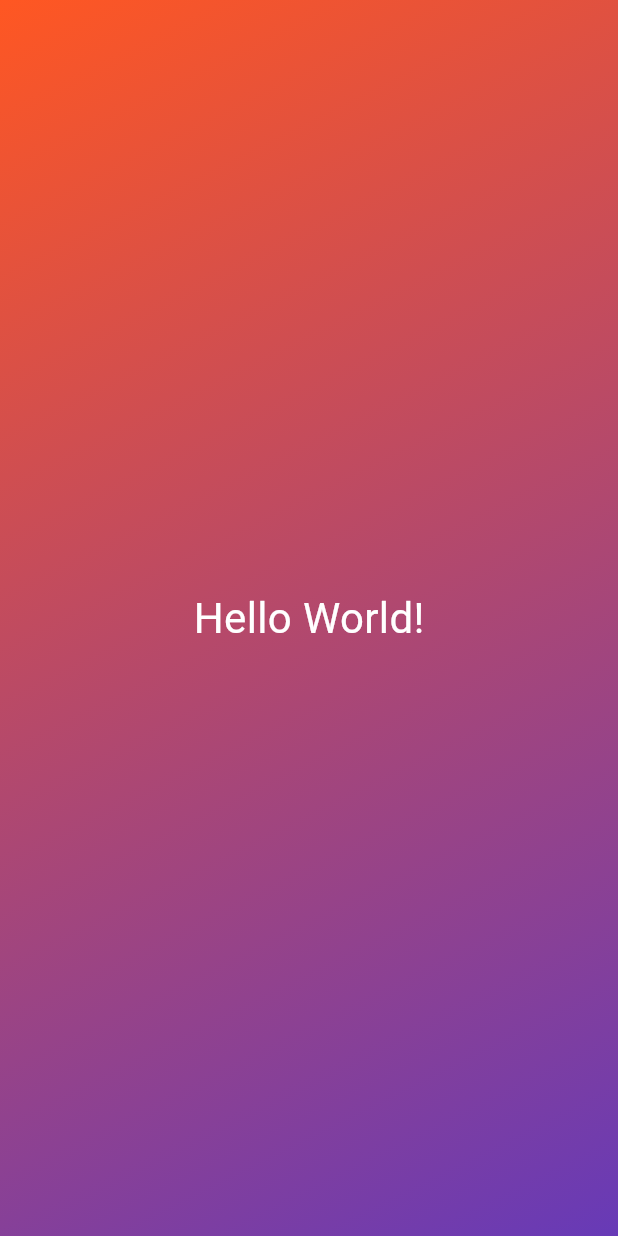
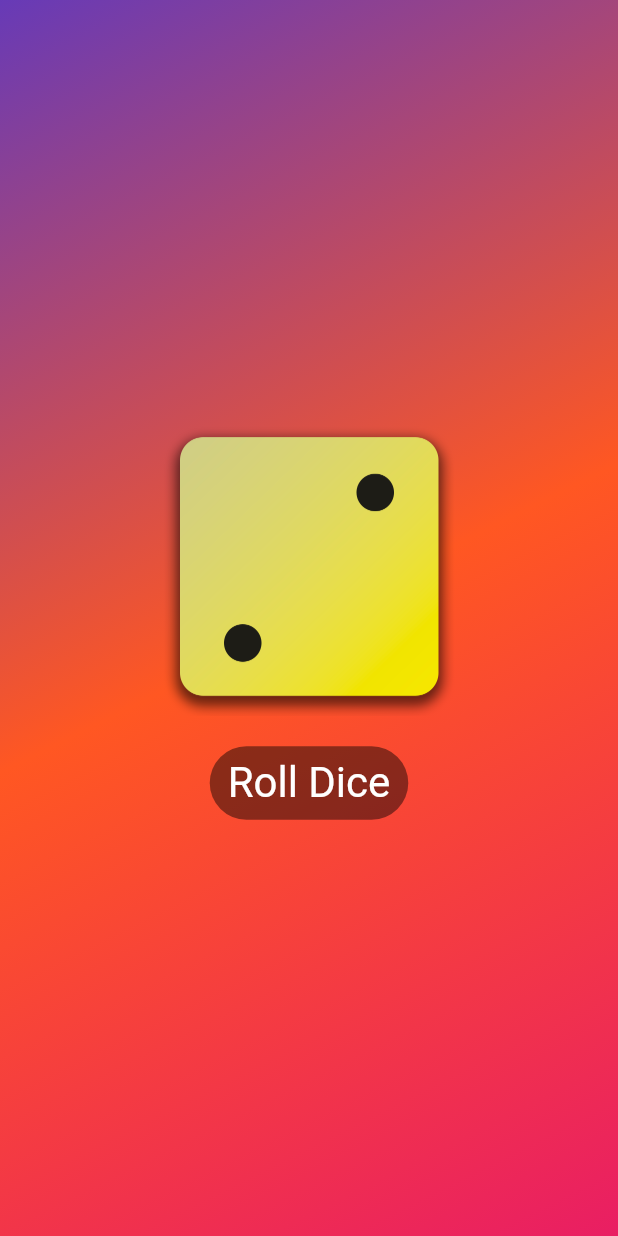
Before and after one commit to VladislavZhyliakov/rolling_dice, a Flutter app: the screen it shows after launch, on a phone screen of 412 x 824 dp. Run offline on Flutter 3.47's test engine with Material 3 defaults, Android fonts, the phone set to English and light mode, and no system bars.

Commit message:
Added a textButton. Added a new DiceRoller stateful widget.

```diff
--- /dev/null
+++ b/lib/dice_roller.dart
@@ -0,0 +1,43 @@
+import 'package:flutter/material.dart';
+
+class DiceRoller extends StatefulWidget {
+  const DiceRoller({super.key});
+
+  @override
+  State<DiceRoller> createState() {
+    return _DiceRollerState();
+  }
+}
+
+class _DiceRollerState extends State<DiceRoller> {
+  String activeDiceImage = 'assets/images/dice-2.png';
+
+  void rollDice() {
+    setState(() {
+      activeDiceImage = 'assets/images/dice-3.png';
+    });
+  }
+
+  @override
+  Widget build(context) {
+    return Column(
+      mainAxisSize: MainAxisSize.min,
+      children: [
+        Image.asset(
+          activeDiceImage,
+          width: 200,
+        ),
+        const SizedBox(height: 20),
+        TextButton(
+          onPressed: rollDice,
+          style: TextButton.styleFrom(
+            foregroundColor: Colors.white,
+            backgroundColor: Colors.black45,
+            textStyle: const TextStyle(fontSize: 28),
+          ),
+          child: const Text('Roll Dice'),
+        ),
+      ],
+    );
+  }
+}
--- a/lib/gradient_container.dart
+++ b/lib/gradient_container.dart
@@ -1,24 +1,26 @@
 import 'package:flutter/material.dart';
-import 'package:rolling_dice/styled_text.dart';
+import 'package:rolling_dice/dice_roller.dart';
 
 const startAlignment = Alignment.topLeft;
 const endAlignment = Alignment.bottomRight;
 
 class GradientContainer extends StatelessWidget {
-  const GradientContainer({super.key});
+  const GradientContainer({super.key, required this.gradientColors});
+
+  final List<Color> gradientColors;
 
   @override
   Widget build(context) {
     return Container(
-      decoration: const BoxDecoration(
+      decoration: BoxDecoration(
         gradient: LinearGradient(
-          colors: [Colors.deepOrange, Colors.deepPurple],
+          colors: gradientColors,
           begin: startAlignment,
           end: endAlignment,
         ),
       ),
       child: const Center(
-        child: StyledText('Hello World!'),
+        child: DiceRoller(),
       ),
     );
   }
--- a/lib/main.dart
+++ b/lib/main.dart
@@ -1,11 +1,13 @@
 import 'package:flutter/material.dart';
 import 'package:rolling_dice/gradient_container.dart';
+
+const List<Color> defaultColors = [Colors.deepPurple, Colors.deepOrange, Colors.pink];
 
 void main() {
   runApp(
     const MaterialApp(
       home: Scaffold(
-        body: GradientContainer()
+        body: GradientContainer(gradientColors: defaultColors),
       ),
     ),
   );
```
Also changed, not shown: pubspec.yaml (+7 -3 lines), assets/images/dice-1.png (added), assets/images/dice-2.png (added), assets/images/dice-3.png (added), assets/images/dice-4.png (added), assets/images/dice-5.png (added), assets/images/dice-6.png (added).
